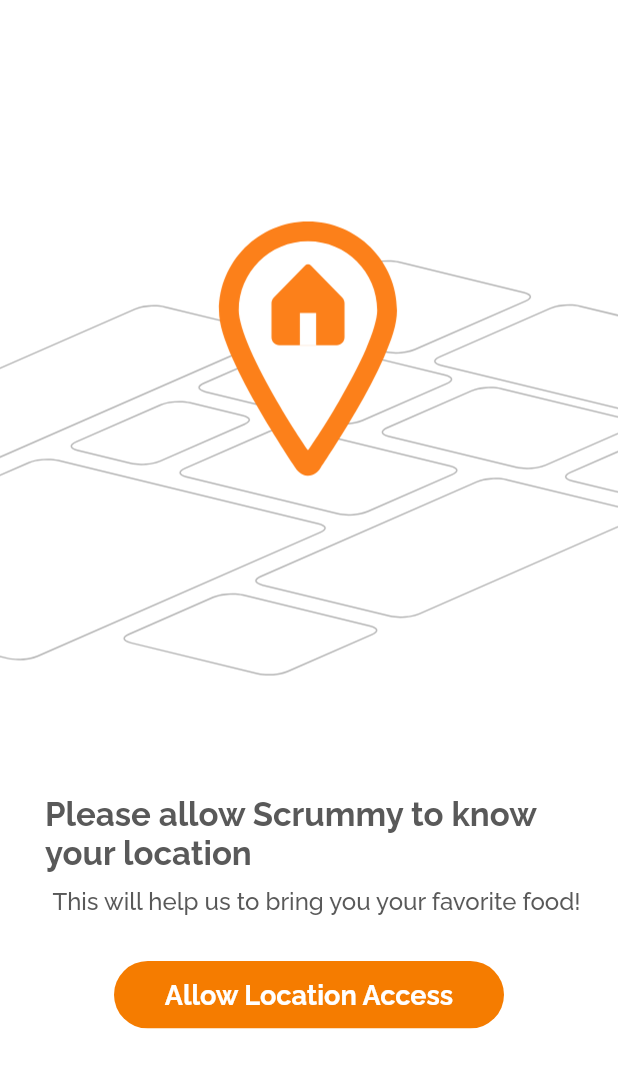
After one commit to devansh511/scrummy, a Flutter app: the screen it shows after launch, after a tap on "Location Here,", on a phone screen of 412 x 824 dp. The commit adds this screen. Shown: the top 1068 px of the screen. Run offline on Flutter 3.47's test engine with Material 2 defaults, Android fonts, the light colour scheme and no system bars; our stand-ins replace bubble_bottom_bar, flutter_svg, font_awesome_flutter, shared_preferences; network calls fail.

Commit message:
Location screen and feed screen added

```diff
--- a/lib/auth/auth_screen.dart
+++ b/lib/auth/auth_screen.dart
@@ -229,6 +229,11 @@
                 width: 240,
                 height: 60,
                 child: TextFormField(
+                  style: TextStyle(
+                    fontFamily: 'Raleway',
+                    color: Colors.grey[600],
+                    fontSize: 20.0,
+                  ),
                   controller: _controller2,
                   decoration: InputDecoration(
                     prefixIcon: Icon(
--- a/lib/main.dart
+++ b/lib/main.dart
@@ -2,6 +2,9 @@
 import 'package:scrummy/screens/panel_screen.dart';
 import 'auth/auth.dart';
 import 'package:provider/provider.dart';
+import './screens/location_screen.dart';
+import './screens/home_screen.dart';
+import 'auth/verify.dart';
 
 void main() => runApp(MyApp());
 
@@ -16,7 +19,7 @@
       ],
       child: Consumer<Auth>(
         builder: (ctx, auth, _) => MaterialApp(
-          home: PanelScreen(),
+          home: HomeScreen(),
         ),
       ),
     );
--- /dev/null
+++ b/lib/screens/feed_screen.dart
@@ -0,0 +1,220 @@
+import 'package:flutter/material.dart';
+import 'package:font_awesome_flutter/font_awesome_flutter.dart';
+import 'package:scrummy/screens/location_screen.dart';
+// import 'package:font_awesome_flutter/font_awesome_flutter.dart';
+
+class FeedScreen extends StatefulWidget {
+  @override
+  _FeedScreenState createState() => _FeedScreenState();
+}
+
+class _FeedScreenState extends State<FeedScreen> {
+  @override
+  Widget build(BuildContext context) {
+    return Column(
+      children: <Widget>[
+        ListTile(
+          leading: Icon(Icons.edit_location),
+          title: Text(
+            'Location Here, ',
+            style: TextStyle(
+              color: Colors.grey[600],
+              fontFamily: 'Raleway',
+              fontSize: 18.0,
+              fontWeight: FontWeight.bold,
+            ),
+          ),
+          onTap: () {
+            Navigator.push(
+              context,
+              MaterialPageRoute(
+                builder: (context) => LocationScreen(),
+              ),
+            );
+          },
+        ),
+        Container(
+          width: 380.0,
+          height: 168.0,
+          child: Card(
+            elevation: 3.0,
+            margin: EdgeInsets.all(10.0),
+            shadowColor: Colors.grey,
+            color: Colors.white,
+            shape: RoundedRectangleBorder(
+              borderRadius: BorderRadius.circular(15.0),
+            ),
+            child: Container(
+              padding: EdgeInsets.all(8.0),
+              child: Row(
+                children: [
+                  Column(
+                    children: [
+                      Text(
+                        'Subway',
+                        style: TextStyle(
+                          color: Colors.orange,
+                          fontFamily: 'McLaren',
+                          fontSize: 35.0,
+                          fontWeight: FontWeight.normal,
+                        ),
+                      ),
+                      Text(
+                        'Get your favorite sub',
+                        style: TextStyle(
+                          fontFamily: 'Raleway',
+                          color: Colors.orange,
+                          fontWeight: FontWeight.bold,
+                        ),
+                      ),
+                    ],
+                  ),
+                  SizedBox(
+                    width: 17.0,
+                  ),
+                  Image(
+                    image: NetworkImage(
+                      'https://hips.hearstapps.com/del.h-cdn.co/assets/16/32/1600x800/landscape-1470840313-delish-subway-brazil-sandwich.png?resize=1200:*',
+                    ),
+                    width: 170.0,
+                    height: 150.0,
+                  ),
+                ],
+              ),
+            ),
+          ),
+        ),
+        Container(
+          margin: EdgeInsets.only(left: 10.0),
+          child: Row(
+            children: <Widget>[
+              Text(
+                'Category',
+                style: TextStyle(
+                  fontFamily: 'Raleway',
+                  color: Colors.grey[600],
+                  fontWeight: FontWeight.w900,
+                  fontSize: 17.0,
+                ),
+              ),
+              Container(
+                margin: EdgeInsets.only(left: 190.0, right: 8.0),
+                child: Text(
+                  'See all',
+                  style: TextStyle(
+                      fontFamily: 'Raleway',
+                      color: Colors.grey,
+                      fontWeight: FontWeight.bold),
+                ),
+              ),
+              Container(
+                child: FaIcon(
+                  FontAwesomeIcons.arrowRight,
+                  size: 15.0,
+                  color: Colors.grey,
+                ),
+              )
+            ],
+          ),
+        ),
+        Container(
+          child: SingleChildScrollView(
+            scrollDirection: Axis.horizontal,
+            child: Row(
+              mainAxisAlignment: MainAxisAlignment.start,
+              children: <Widget>[
+                Container(
+                  // margin: EdgeInsets.only(left: 10.0, top: 15.0),
+                  width: 116.0,
+                  height: 100.0,
+                  child: Column(
+                    children: <Widget>[
+                      Card(
+                        elevation: 2.0,
+                        color: Colors.white,
+                        shadowColor: Colors.grey,
+                        shape: RoundedRectangleBorder(
+                          borderRadius: BorderRadius.circular(15.0),
+                        ),
+                        child: Image(
+                          image: NetworkImage(
+                            'https://hips.hearstapps.com/del.h-cdn.co/assets/16/32/1600x800/landscape-1470840313-delish-subway-brazil-sandwich.png?resize=1200:*',
+                          ),
+                          width: 110.0,
+                        ),
+                      ),
+                      Text('Burgers'),
+                    ],
+                  ),
+                ),
+                Container(
+                  margin: EdgeInsets.only(left: 10.0, top: 15.0),
+                  width: 116.0,
+                  height: 72.0,
+                  child: Column(
+                    children: <Widget>[
+                      Card(
+                        elevation: 3.0,
+                        color: Colors.white,
+                        shadowColor: Colors.grey,
+                        shape: RoundedRectangleBorder(
+                          borderRadius: BorderRadius.circular(15.0),
+                        ),
+                        child: Text(
+                          'This is card',
+                        ),
+                      ),
+                      Text('Burgers'),
+                    ],
+                  ),
+                ),
+                Container(
+                  margin: EdgeInsets.only(left: 10.0, top: 15.0),
+                  width: 116.0,
+                  height: 72.0,
+                  child: Column(
+                    children: <Widget>[
+                      Card(
+                        elevation: 3.0,
+                        color: Colors.white,
+                        shadowColor: Colors.grey,
+                        shape: RoundedRectangleBorder(
+                          borderRadius: BorderRadius.circular(15.0),
+                        ),
+                        child: Text(
+                          'This is card',
+                        ),
+                      ),
+                      Text('Burgers'),
+                    ],
+                  ),
+                ),
+                Container(
+                  margin: EdgeInsets.only(left: 10.0, top: 15.0),
+                  width: 116.0,
+                  height: 72.0,
+                  child: Column(
+                    children: <Widget>[
+                      Card(
+                        elevation: 3.0,
+                        color: Colors.white,
+                        shadowColor: Colors.grey,
+                        shape: RoundedRectangleBorder(
+                          borderRadius: BorderRadius.circular(15.0),
+                        ),
+                        child: Text(
+                          'This is card',
+                        ),
+                      ),
+                      Text('Burgers'),
+                    ],
+                  ),
+                ),
+              ],
+            ),
+          ),
+        ),
+      ],
+    );
+  }
+}
--- /dev/null
+++ b/lib/screens/home_screen.dart
@@ -0,0 +1,214 @@
+import 'package:flutter/material.dart';
+import 'package:bubble_bottom_bar/bubble_bottom_bar.dart';
+import 'package:font_awesome_flutter/font_awesome_flutter.dart';
+import '../screens/feed_screen.dart';
+
+class HomeScreen extends StatefulWidget {
+  @override
+  _HomeScreenState createState() => _HomeScreenState();
+}
+
+class _HomeScreenState extends State<HomeScreen> {
+  int _currentIndex;
+  @override
+  void initState() {
+    // TODO: implement
+    super.initState();
+
+    _currentIndex = 0;
+  }
+
+  _changePage(int index) {
+    setState(() {
+      _currentIndex = index;
+    });
+  }
+
+  @override
+  Widget build(BuildContext context) {
+    return Scaffold(
+      backgroundColor: Colors.white,
+      appBar: AppBar(
+        toolbarHeight: 5.0,
+        backgroundColor: Colors.white,
+        elevation: 0.0,
+        title: Container(
+          margin: EdgeInsets.only(left: 120.0),
+        ),
+      ),
+      body: FeedScreen(),
+      // _currentIndex == 0
+      //     ? null
+      //     : _currentIndex == 1
+      //         ? null
+      //         : _currentIndex == 2 ? null : _currentIndex == 3 ? null : null,
+
+      // floatingActionButton: FloatingActionButton(
+      //   onPressed: () {},
+      //   child: Icon(Icons.add),
+      //   backgroundColor: Colors.orange,
+      // ),
+      // floatingActionButtonLocation: FloatingActionButtonLocation.endDocked,
+      bottomNavigationBar: BubbleBottomBar(
+        opacity: 0.2,
+        elevation: 8.0,
+        backgroundColor: Colors.white,
+        borderRadius: BorderRadius.vertical(
+          top: Radius.circular(16.0),
+        ),
+        currentIndex: _currentIndex,
+        // hasInk: true,
+        inkColor: Colors.grey[700],
+        // hasNotch: true,
+        // fabLocation: BubbleBottomBarFabLocation.end,
+        onTap: _changePage,
+        items: <BubbleBottomBarItem>[
+          BubbleBottomBarItem(
+            backgroundColor: Colors.grey,
+            icon: FaIcon(
+              FontAwesomeIcons.home,
+              color: Colors.grey,
+              size: 20.0,
+            ),
+            activeIcon: FaIcon(
+              FontAwesomeIcons.home,
+              color: Colors.orange,
+              size: 20.0,
+            ),
+            title: Text(
+              'Home',
+              style: TextStyle(
+                color: Colors.orange,
+                fontFamily: 'Raleway',
+              ),
+            ),
+          ),
+          BubbleBottomBarItem(
+            backgroundColor: Colors.grey,
+            icon: FaIcon(
+              FontAwesomeIcons.search,
+              color: Colors.grey,
+              size: 20.0,
+            ),
+            activeIcon: FaIcon(
+              FontAwesomeIcons.search,
+              color: Colors.orange,
+              size: 20.0,
+            ),
+            title: Text(
+              'Search',
+              style: TextStyle(
+                color: Colors.orange,
+                fontFamily: 'Raleway',
+              ),
+            ),
+          ),
+          BubbleBottomBarItem(
+            backgroundColor: Colors.grey,
+            icon: FaIcon(
+              FontAwesomeIcons.shoppingCart,
+              color: Colors.grey,
+              size: 20.0,
+            ),
+            activeIcon: Icon(
+              FontAwesomeIcons.shoppingCart,
+              color: Colors.orange,
+              size: 20.0,
+            ),
+            title: Text(
+              'Orders',
+              style: TextStyle(
+                color: Colors.orange,
+                fontFamily: 'Raleway',
+              ),
+            ),
+          ),
+          BubbleBottomBarItem(
+            backgroundColor: Colors.grey,
+            icon: FaIcon(
+              FontAwesomeIcons.user,
+              color: Colors.grey,
+              size: 20.0,
+            ),
+            activeIcon: FaIcon(
+              FontAwesomeIcons.user,
+              color: Colors.orange,
+              size: 20.0,
+            ),
+            title: Text(
+              'Profile',
+              style: TextStyle(
+                color: Colors.orange,
+                fontFamily: 'Raleway',
+              ),
+            ),
+          ),
+        ],
+      ),
+    );
+  }
+}
+
+// BottomNavigationBar(
+//           opacity:
+//           backgroundColor: Colors.white,
+//           elevation: 20.0,
+//           items: [
+//             BottomNavigationBarItem(
+//               icon: Icon(
+//                 Icons.home,
+//                 color: Colors.grey,
+//               ),
+//               title: Text(
+//                 'Home',
+//                 style: TextStyle(
+//                   color: Colors.grey,
+//                   fontFamily: 'Raleway',
+//                   fontSize: 10,
+//                 ),
+//               ),
+//             ),
+//             BottomNavigationBarItem(
+//               icon: Icon(
+//                 Icons.search,
+//                 color: Colors.grey,
+//               ),
+//               title: Text(
+//                 'Search',
+//                 style: TextStyle(
+//                   color: Colors.grey,
+//                   fontFamily: 'Raleway',
+//                   fontSize: 25,
+//                 ),
+//               ),
+//             ),
+//             BottomNavigationBarItem(
+//               icon: Icon(
+//                 Icons.shopping_cart,
+//                 color: Colors.grey,
+//               ),
+//               title: Text(
+//                 'Orders',
+//                 style: TextStyle(
+//                   color: Colors.grey,
+//                   fontFamily: 'Raleway',
+//                   fontSize: 10,
+//                 ),
+//               ),
+//             ),
+//             BottomNavigationBarItem(
+//               icon: Icon(
+//                 Icons.person_outline,
+//                 color: Colors.grey,
+//               ),
+//               title: Text(
+//                 'Profile',
+//                 style: TextStyle(
+//                   color: Colors.grey,
+//                   fontFamily: 'Raleway',
+//                   fontSize: 10,
+//                 ),
+//               ),
+//             ),
+//           ],
+//         ),
--- /dev/null
+++ b/lib/screens/location_screen.dart
@@ -0,0 +1,76 @@
+import 'package:flutter/material.dart';
+import './home_screen.dart';
+
+class LocationScreen extends StatelessWidget {
+  @override
+  Widget build(BuildContext context) {
+    // final deviceSize = MediaQuery.of(context).size;
+    return Scaffold(
+      backgroundColor: Colors.white,
+      body: SafeArea(
+        child: Column(
+          mainAxisAlignment: MainAxisAlignment.center,
+          children: [
+            Row(
+              children: [
+                Expanded(
+                  child: Image.asset(
+                    'assets/Location.png',
+                    filterQuality: FilterQuality.high,
+                    // width: deviceSize.width,
+                    // height: 200.0,
+                  ),
+                ),
+              ],
+            ),
+            Container(
+              margin: EdgeInsets.symmetric(vertical: 10, horizontal: 30),
+              padding: EdgeInsets.only(top: 50.0),
+              child: Text(
+                'Please allow Scrummy to know your location',
+                style: TextStyle(
+                  color: Color(0xff595959),
+                  fontFamily: 'Raleway',
+                  fontSize: 22,
+                  fontWeight: FontWeight.bold,
+                ),
+              ),
+            ),
+            Container(
+              margin: EdgeInsets.fromLTRB(30.0, 0.0, 20.0, 30.0),
+              child: Text(
+                'This will help us to bring you your favorite food!',
+                style: TextStyle(
+                  color: Color(0xff595959),
+                  fontSize: 16,
+                  fontFamily: 'Raleway',
+                  fontWeight: FontWeight.w500,
+                ),
+              ),
+            ),
+            Container(
+              width: 260,
+              height: 45,
+              child: ClipRRect(
+                borderRadius: BorderRadius.circular(25.0),
+                child: FlatButton(
+                  color: Colors.orange[700],
+                  child: Text(
+                    'Allow Location Access',
+                    style: TextStyle(
+                      fontFamily: 'Raleway',
+                      color: Colors.white,
+                      fontWeight: FontWeight.bold,
+                      fontSize: 18,
+                    ),
+                  ),
+                  onPressed: () {},
+                ),
+              ),
+            ),
+          ],
+        ),
+      ),
+    );
+  }
+}
```
Also changed, not shown: lib/auth/verify.dart (added, +119 -0 lines), lib/screens/panel_screen.dart (+19 -15 lines), pubspec.yaml (+7 -3 lines), assets/Group 157.svg (added), assets/Location(2).svg (added), assets/Location.png (added), assets/cust.svg (added), assets/home.png (added), assets/location(1).svg (added), assets/location.svg (added), assets/locationMark.svg (added), assets/order.png (added), assets/profile.png (added), assets/rest.svg (added), 2 more files.
